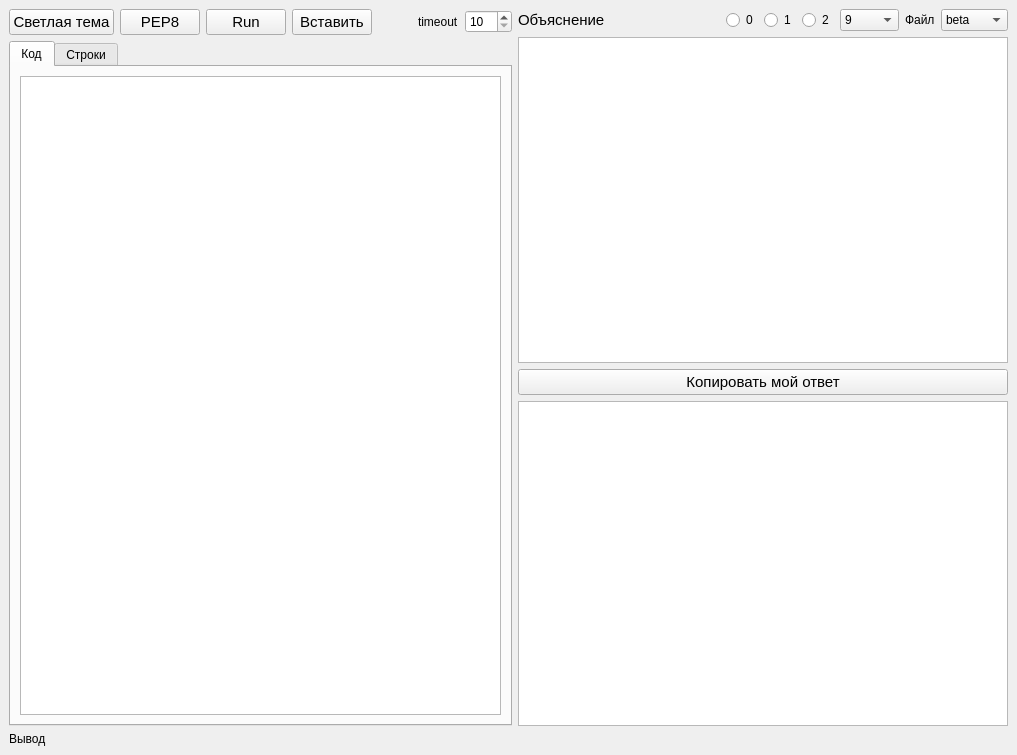
Qt form mainwindow.ui (grigvlwork/reward) before a commit.
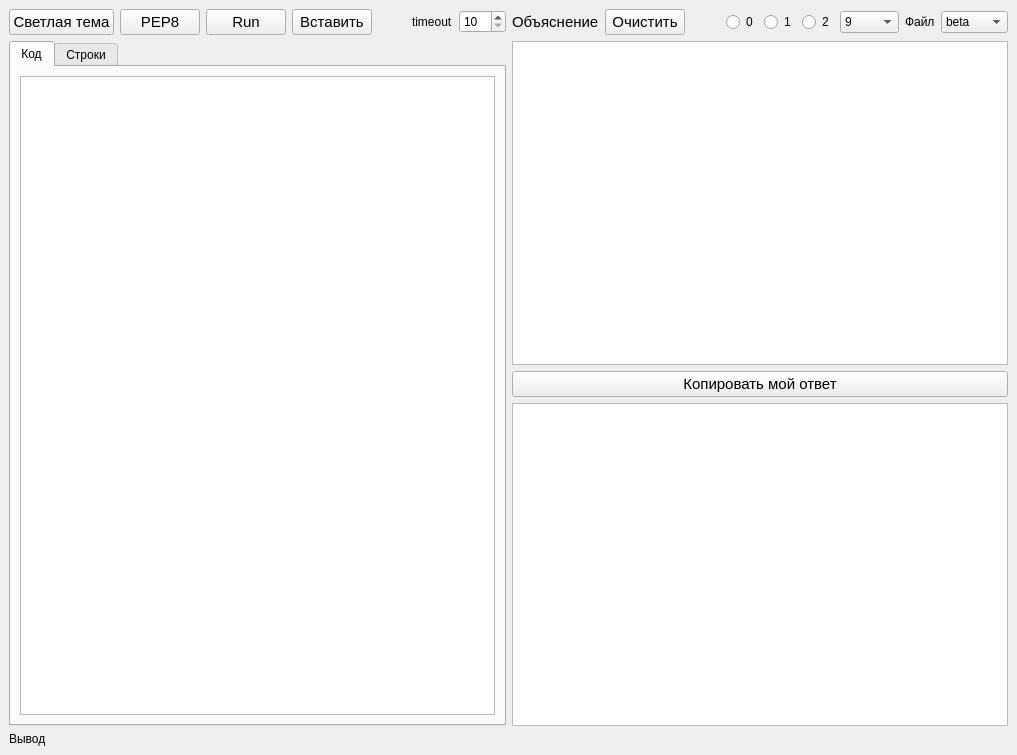
The same form after that commit.

Commit message: сделал заполнение моего ответа

What changed in the file:
```diff
--- a/mainwindow.ui
+++ b/mainwindow.ui
@@ -169,6 +169,18 @@
             </property>
            </widget>
           </item>
+          <item>
+           <widget class="QPushButton" name="clear_btn">
+            <property name="font">
+             <font>
+              <pointsize>11</pointsize>
+             </font>
+            </property>
+            <property name="text">
+             <string>Очистить</string>
+            </property>
+           </widget>
+          </item>
           <item>
            <spacer name="horizontalSpacer">
             <property name="orientation">
```
The commit also changes 2 other files.
